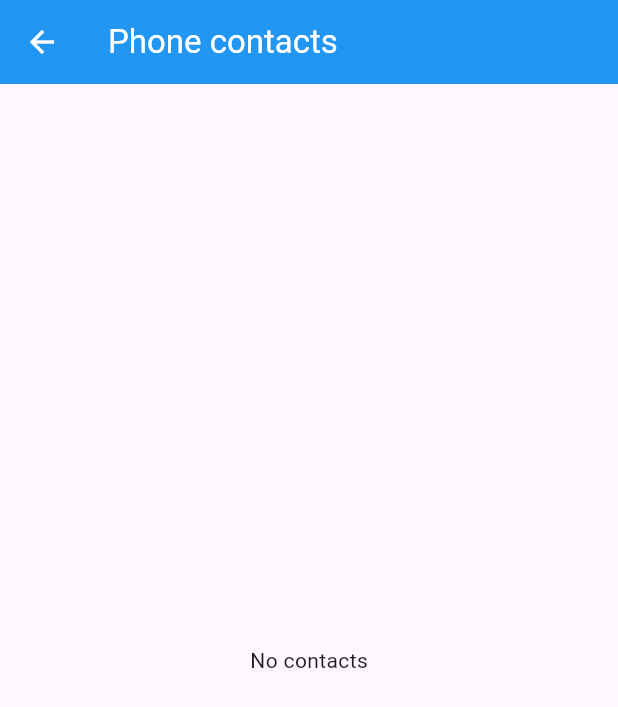
After one commit to tizary/flutter_login, a Flutter app: the PhoneContactsPageWidget screen opened by its route, on a phone screen of 412 x 824 dp. The commit adds this screen. Shown: the top 707 px of the screen. Run offline on Flutter 3.47's test engine with Material 3 defaults, Android fonts, the phone set to English and light mode, and no system bars; our stand-ins replace google_maps_flutter, multi_select_flutter, permission_handler; missing offline and left inert: fast_contacts, flutter_google_maps_webservices, mongo_dart.

Commit message:
feat: add permission for contacts and add contacts into page Phone contacts

```diff
--- a/lib/app.dart
+++ b/lib/app.dart
@@ -5,7 +5,7 @@ import 'package:flutter_application_1/screens/gallery_page_widget.dart';
 import 'package:flutter_application_1/screens/home_page.dart';
 import 'package:flutter_application_1/screens/login_page.dart';
 import 'package:flutter_application_1/screens/users_list_page_widget.dart';
-import 'package:flutter_application_1/screens/products_page_widget.dart';
+import 'package:flutter_application_1/screens/phone_contacts_page_widget.dart';
 import 'package:flutter_application_1/screens/register_page.dart';
 import 'package:flutter_application_1/screens/user_page.dart';
 
@@ -35,7 +35,7 @@ class App extends StatelessWidget {
           'user': (context) => UserPage(),
           'users_list_page': (context) => const UsersListPageWidget(),
           'contacts_page': (context) => const ContactsPageWidget(),
-          'products_page': (context) => const ProductsPageWidget(),
+          'phone_contacts_page': (context) => const PhoneContactsPageWidget(),
           'gallery_page': (context) => const GalleryPageWidget(),
           'address_page': (context) => const AddressPageWidget(),
         });
--- a/lib/components/burger_menu.dart
+++ b/lib/components/burger_menu.dart
@@ -14,14 +14,14 @@ class _BurgerMenuState extends State<BurgerMenu> {
     List<String> menu = [
       'Users data list',
       'Contacts',
-      'Products',
+      'Phone contacts',
       'Gallery',
       'Address',
     ];
     List<String> path = [
       'users_list_page',
       'contacts_page',
-      'products_page',
+      'phone_contacts_page',
       'gallery_page',
       'address_page',
     ];
--- /dev/null
+++ b/lib/screens/phone_contacts_page_widget.dart
@@ -0,0 +1,61 @@
+import 'package:flutter/material.dart';
+import 'package:flutter_application_1/components/header.dart';
+import 'package:fast_contacts/fast_contacts.dart';
+import 'package:permission_handler/permission_handler.dart';
+
+class PhoneContactsPageWidget extends StatefulWidget {
+  const PhoneContactsPageWidget({super.key});
+
+  @override
+  State<PhoneContactsPageWidget> createState() =>
+      _PhoneContactsPageWidgetState();
+}
+
+class _PhoneContactsPageWidgetState extends State<PhoneContactsPageWidget> {
+  Future<List> getContacts() async {
+    bool isGranted = await Permission.contacts.status.isGranted;
+    if (!isGranted) {
+      isGranted = await Permission.contacts.request().isGranted;
+    }
+    if (isGranted) {
+      return await FastContacts.getAllContacts();
+    }
+    return [];
+  }
+
+  @override
+  Widget build(BuildContext context) {
+    return Scaffold(
+      appBar: Header(pageTitle: 'Phone contacts'),
+      body: FutureBuilder(
+          future: getContacts(),
+          builder: (context, AsyncSnapshot snapshot) {
+            if (snapshot.connectionState == ConnectionState.waiting) {
+              return const Center(
+                child: CircularProgressIndicator(),
+              );
+            }
+
+            if (!snapshot.hasData || snapshot.data.isEmpty) {
+              return Center(child: Text('No contacts'));
+            }
+            return ListView.builder(
+                itemCount: snapshot.data.length,
+                itemBuilder: (context, index) {
+                  var contact = snapshot.data[index];
+                  return Column(
+                    children: [
+                      Text(contact.displayName),
+                      Column(
+                        children: [
+                          for (var phone in contact.phones) Text(phone.number),
+                        ],
+                      ),
+                      Divider(),
+                    ],
+                  );
+                });
+          }),
+    );
+  }
+}
--- a/lib/server/mongodb.dart
+++ b/lib/server/mongodb.dart
@@ -7,12 +7,16 @@ class MongoDatabase {
   static var infoUserCollection;
 
   static connect() async {
+    try {
       var db = await Db.create(
           'mongodb+srv://test:test@cluster0.wm6sokd.mongodb.net/?retryWrites=true&w=majority');
       await db.open();
       inspect(db);
       usersCollection = db.collection('users');
       infoUserCollection = db.collection('info');
+    } catch (e) {
+      print(e);
+    }
   }
 
   static getUsersFromInfoUsers(id) async {
--- a/pubspec.yaml
+++ b/pubspec.yaml
@@ -20,6 +20,8 @@ dependencies:
   responsive_sizer: ^3.2.0
   http: ^1.1.2
   flutter_google_maps_webservices: ^1.1.1
+  fast_contacts: ^3.1.3
+  permission_handler: ^11.1.0
 
 dev_dependencies:
   flutter_test:
```
Also changed, not shown: lib/screens/products_page_widget.dart (deleted, +0 -139 lines), pubspec.lock, 5 other files. Lines whose indentation alone changed are shown as unchanged.
